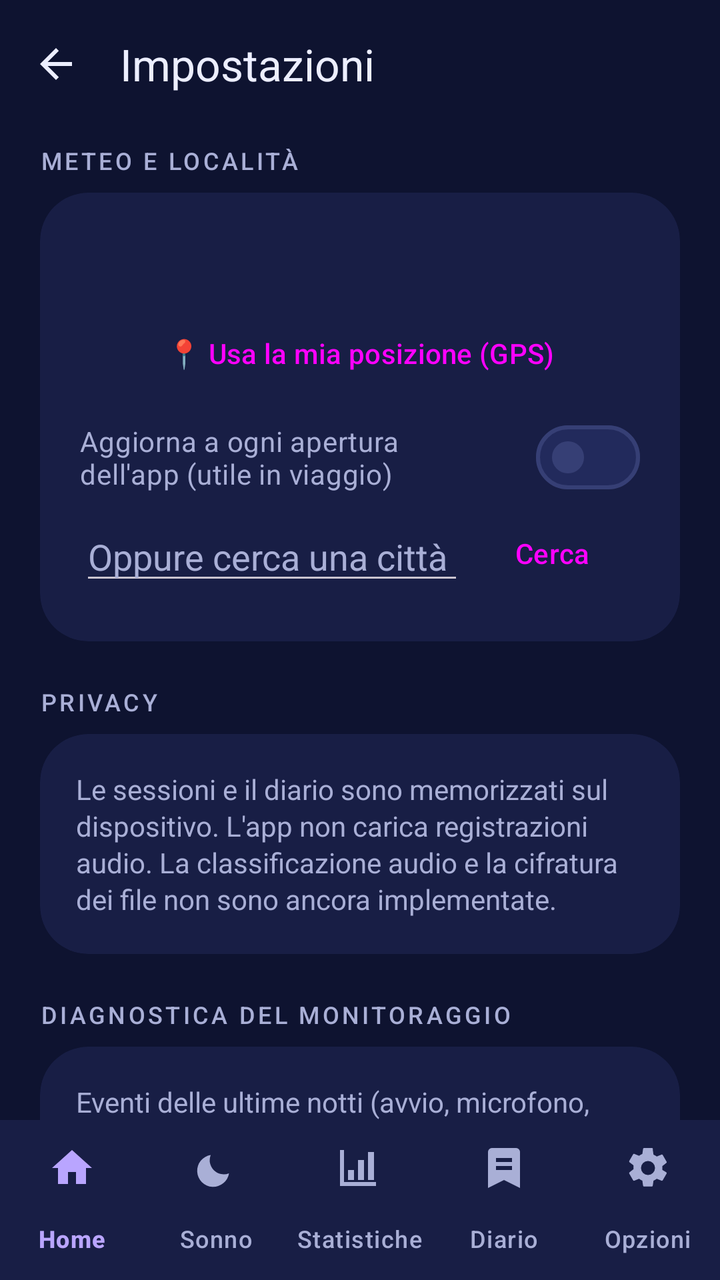
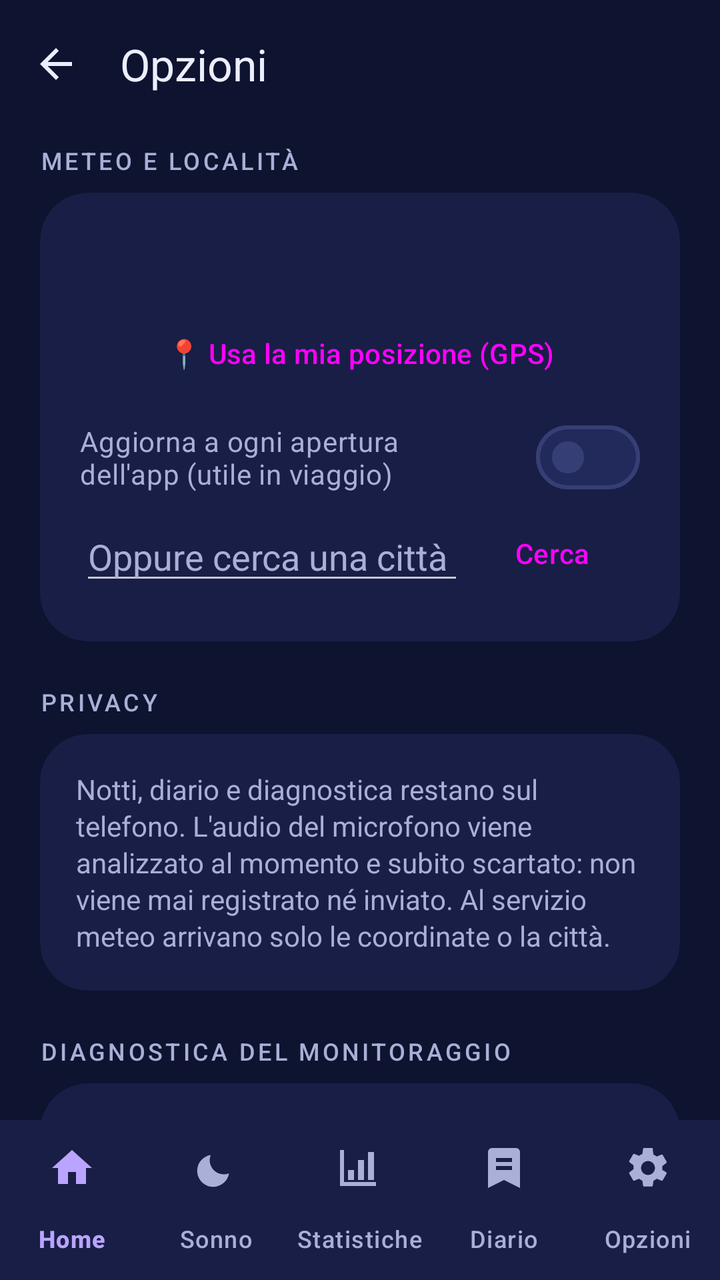

Before-and-after screenshots of an Android layout around one commit, followed by the original layout XML and the change that was made.
<!-- AndroidManifest.xml: application theme Theme.Svegliami -->
<!-- res/layout/activity_settings.xml -->
<?xml version="1.0" encoding="utf-8"?>
<LinearLayout xmlns:android="http://schemas.android.com/apk/res/android"
    xmlns:app="http://schemas.android.com/apk/res-auto"
    android:layout_width="match_parent"
    android:layout_height="match_parent"
    android:background="@color/night_bg"
    android:orientation="vertical">

    <com.google.android.material.appbar.MaterialToolbar
        android:id="@+id/toolbar"
        android:layout_width="match_parent"
        android:layout_height="?attr/actionBarSize"
        app:navigationIcon="@drawable/ic_arrow_back"
        app:title="Impostazioni"
        app:titleTextColor="@color/on_surface" />

    <androidx.core.widget.NestedScrollView
        android:layout_width="match_parent"
        android:layout_height="0dp"
        android:layout_weight="1"
        android:clipToPadding="false"
        android:paddingBottom="16dp">

        <LinearLayout
            android:layout_width="match_parent"
            android:layout_height="wrap_content"
            android:orientation="vertical"
            android:paddingStart="20dp"
            android:paddingTop="8dp"
            android:paddingEnd="20dp">

            <TextView style="@style/Svegliami.Overline" android:layout_width="wrap_content" android:layout_height="wrap_content" android:text="METEO E LOCALITÀ" />
            <com.google.android.material.card.MaterialCardView
                android:layout_width="match_parent"
                android:layout_height="wrap_content"
                android:layout_marginTop="8dp"
                app:cardCornerRadius="24dp">

                <LinearLayout
                    android:layout_width="match_parent"
                    android:layout_height="wrap_content"
                    android:orientation="vertical"
                    android:padding="20dp">

                    <TextView
                        android:id="@+id/tvPlace"
                        android:layout_width="wrap_content"
                        android:layout_height="wrap_content"
                        android:textColor="@color/on_surface"
                        android:textSize="18sp" />

                    <Button
                        android:id="@+id/btnGps"
                        style="@style/Widget.Material3.Button.TonalButton"
                        android:layout_width="match_parent"
                        android:layout_height="wrap_content"
                        android:layout_marginTop="12dp"
                        android:text="📍 Usa la mia posizione (GPS)" />

                    <com.google.android.material.materialswitch.MaterialSwitch
                        android:id="@+id/swAutoLoc"
                        android:layout_width="match_parent"
                        android:layout_height="wrap_content"
                        android:layout_marginTop="4dp"
                        android:text="Aggiorna a ogni apertura dell'app (utile in viaggio)"
                        android:textColor="@color/on_surface_variant" />

                    <LinearLayout
                        android:layout_width="match_parent"
                        android:layout_height="wrap_content"
                        android:gravity="center_vertical"
                        android:orientation="horizontal">

                        <EditText
                            android:id="@+id/etCity"
                            android:layout_width="0dp"
                            android:layout_height="wrap_content"
                            android:layout_weight="1"
                            android:hint="Oppure cerca una città"
                            android:inputType="textCapWords"
                            android:textColor="@color/on_surface"
                            android:textColorHint="@color/on_surface_variant" />

                        <Button
                            android:id="@+id/btnSearch"
                            style="@style/Widget.Material3.Button.TextButton"
                            android:layout_width="wrap_content"
                            android:layout_height="wrap_content"
                            android:text="Cerca" />
                    </LinearLayout>
                </LinearLayout>
            </com.google.android.material.card.MaterialCardView>

            <TextView style="@style/Svegliami.Overline" android:layout_width="wrap_content" android:layout_height="wrap_content" android:layout_marginTop="22dp" android:text="PRIVACY" />
            <com.google.android.material.card.MaterialCardView android:layout_width="match_parent" android:layout_height="wrap_content" android:layout_marginTop="8dp" app:cardCornerRadius="24dp">
                <TextView style="@style/Svegliami.Body" android:layout_width="match_parent" android:layout_height="wrap_content" android:padding="18dp" android:text="Le sessioni e il diario sono memorizzati sul dispositivo. L'app non carica registrazioni audio. La classificazione audio e la cifratura dei file non sono ancora implementate." />
            </com.google.android.material.card.MaterialCardView>

            <TextView style="@style/Svegliami.Overline" android:layout_width="wrap_content" android:layout_height="wrap_content" android:layout_marginTop="22dp" android:text="DIAGNOSTICA DEL MONITORAGGIO" />
            <com.google.android.material.card.MaterialCardView android:layout_width="match_parent" android:layout_height="wrap_content" android:layout_marginTop="8dp" app:cardCornerRadius="24dp">
                <LinearLayout android:layout_width="match_parent" android:layout_height="wrap_content" android:orientation="vertical" android:padding="18dp">
                    <TextView style="@style/Svegliami.Body" android:layout_width="match_parent" android:layout_height="wrap_content" android:text="Eventi delle ultime notti (avvio, microfono, chiusure, errori). Restano sul telefono: utili se il monitoraggio si ferma da solo." />
                    <TextView android:id="@+id/tvSleepLog" android:layout_width="match_parent" android:layout_height="wrap_content" android:layout_marginTop="10dp" android:fontFamily="monospace" android:textColor="@color/on_surface" android:textIsSelectable="true" android:textSize="11sp" />
                    <Button android:id="@+id/btnClearLog" style="@style/Widget.Material3.Button.TextButton" android:layout_width="wrap_content" android:layout_height="wrap_content" android:layout_gravity="end" android:text="Svuota" />
                </LinearLayout>
            </com.google.android.material.card.MaterialCardView>

            <TextView style="@style/Svegliami.Overline" android:layout_width="wrap_content" android:layout_height="wrap_content" android:layout_marginTop="22dp" android:text="ACCOUNT E APP" />
            <com.google.android.material.card.MaterialCardView android:layout_width="match_parent" android:layout_height="wrap_content" android:layout_marginTop="8dp" app:cardCornerRadius="24dp">
                <LinearLayout android:layout_width="match_parent" android:layout_height="wrap_content" android:orientation="vertical" android:padding="18dp">
                    <TextView android:layout_width="match_parent" android:layout_height="wrap_content" android:text="Account facoltativo" android:textColor="@color/on_surface" android:textSize="17sp" android:textStyle="bold" />
                    <TextView style="@style/Svegliami.Body" android:layout_width="match_parent" android:layout_height="wrap_content" android:layout_marginTop="4dp" android:text="Accesso e sincronizzazione non sono ancora disponibili. Svegliami continua a funzionare localmente." />
                    <TextView android:id="@+id/tvSettingsVersion" style="@style/Svegliami.Body" android:layout_width="match_parent" android:layout_height="wrap_content" android:layout_marginTop="12dp" />
                </LinearLayout>
            </com.google.android.material.card.MaterialCardView>
        </LinearLayout>
    </androidx.core.widget.NestedScrollView>

    <com.google.android.material.bottomnavigation.BottomNavigationView
        android:id="@+id/bottomNavigation"
        android:layout_width="match_parent"
        android:layout_height="wrap_content"
        android:backgroundTint="@color/surface"
        app:itemIconTint="@color/nav_item_tint"
        app:itemTextColor="@color/nav_item_tint"
        app:labelVisibilityMode="labeled"
        app:menu="@menu/menu_bottom_nav" />
</LinearLayout>
<!-- resources referenced by this layout -->
<resources>
  <color name="night_bg">#0E1330</color>
  <color name="on_surface">#ECEEFF</color>
  <color name="on_surface_variant">#A9AFD6</color>
  <color name="surface">#181E45</color>
  <!-- drawable ic_arrow_back (drawable) -->
  <vector xmlns:android="http://schemas.android.com/apk/res/android"
      android:width="24dp" android:height="24dp" android:viewportWidth="24" android:viewportHeight="24"
      android:autoMirrored="true">
      <path android:fillColor="#FFECEEFF" android:pathData="M20,11H7.83l5.59,-5.59L12,4l-8,8 8,8 1.41,-1.41L7.83,13H20v-2z" />
  </vector>
  <style name="Svegliami.Body" parent="">
          <item name="android:textSize">14sp</item>
          <item name="android:textColor">@color/on_surface_variant</item>
          <item name="android:lineSpacingExtra">2dp</item>
      </style>
  <style name="Svegliami.Overline" parent="">
          <item name="android:textSize">12sp</item>
          <item name="android:letterSpacing">0.12</item>
          <item name="android:textAllCaps">true</item>
          <item name="android:fontFamily">sans-serif-medium</item>
          <item name="android:textColor">@color/on_surface_variant</item>
      </style>
  <style name="Theme.Svegliami" parent="Base.Theme.Svegliami" />
  <color name="primary">#FFB86B</color>
  <color name="on_primary">#3A2000</color>
  <color name="primary_container">#4F3414</color>
  <color name="on_primary_container">#FFDDB8</color>
  <color name="secondary">#8AB4FF</color>
  <color name="on_secondary">#00224D</color>
  <color name="secondary_container">#1F3A66</color>
  <color name="on_secondary_container">#D6E3FF</color>
  <color name="tertiary">#B9A5FF</color>
  <color name="on_tertiary">#20125A</color>
  <color name="tertiary_container">#33296B</color>
  <color name="on_tertiary_container">#E8DEFF</color>
  <color name="error">#FF8A80</color>
  <color name="error_container">#4A1F2B</color>
  <color name="on_error_container">#FFDAD6</color>
  <color name="surface_high">#222A5C</color>
  <color name="outline">#363F75</color>
  <style name="Svegliami.Card" parent="Widget.Material3.CardView.Filled">
          <item name="cardBackgroundColor">@color/surface</item>
          <item name="cardCornerRadius">24dp</item>
          <item name="cardElevation">0dp</item>
          <item name="strokeWidth">0dp</item>
      </style>
  <!-- unchanged entries left out for length: 1 -->
</resources>

<!-- the commit's change to res/layout/activity_settings.xml (unified diff, before → after) -->
@@ -11,7 +11,7 @@
         android:layout_width="match_parent"
         android:layout_height="?attr/actionBarSize"
         app:navigationIcon="@drawable/ic_arrow_back"
-        app:title="Impostazioni"
+        app:title="Opzioni"
         app:titleTextColor="@color/on_surface" />
 
     <androidx.core.widget.NestedScrollView
@@ -93,7 +93,7 @@
 
             <TextView style="@style/Svegliami.Overline" android:layout_width="wrap_content" android:layout_height="wrap_content" android:layout_marginTop="22dp" android:text="PRIVACY" />
             <com.google.android.material.card.MaterialCardView android:layout_width="match_parent" android:layout_height="wrap_content" android:layout_marginTop="8dp" app:cardCornerRadius="24dp">
-                <TextView style="@style/Svegliami.Body" android:layout_width="match_parent" android:layout_height="wrap_content" android:padding="18dp" android:text="Le sessioni e il diario sono memorizzati sul dispositivo. L'app non carica registrazioni audio. La classificazione audio e la cifratura dei file non sono ancora implementate." />
+                <TextView style="@style/Svegliami.Body" android:layout_width="match_parent" android:layout_height="wrap_content" android:padding="18dp" android:text="Notti, diario e diagnostica restano sul telefono. L'audio del microfono viene analizzato al momento e subito scartato: non viene mai registrato né inviato. Al servizio meteo arrivano solo le coordinate o la città." />
             </com.google.android.material.card.MaterialCardView>
 
             <TextView style="@style/Svegliami.Overline" android:layout_width="wrap_content" android:layout_height="wrap_content" android:layout_marginTop="22dp" android:text="DIAGNOSTICA DEL MONITORAGGIO" />
